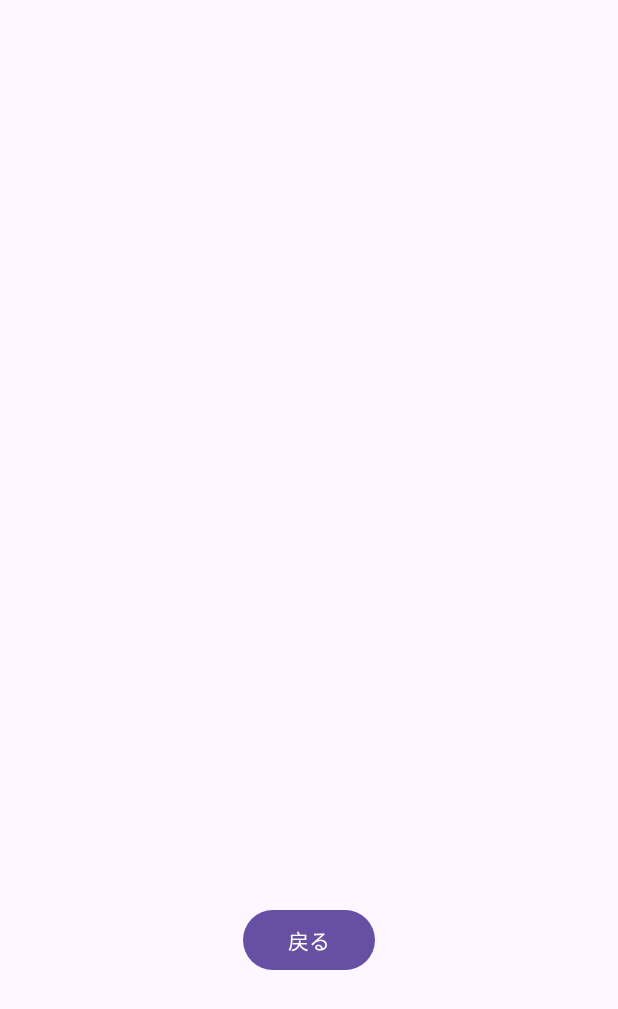
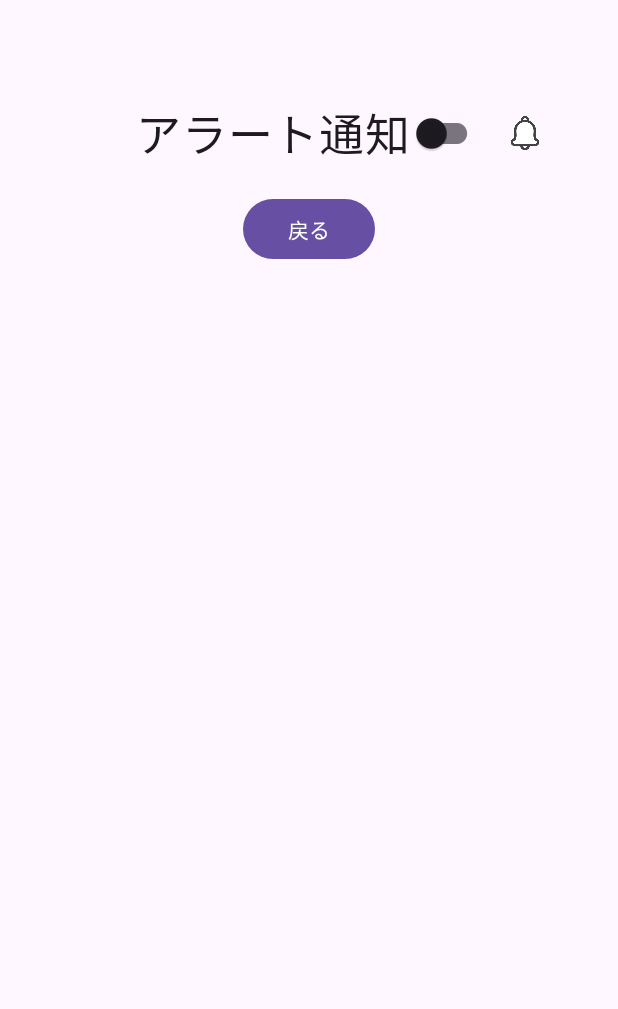
Before and after one commit to YutoFuse/CalendarApp, an Android app: the ConfigMenu screen opened directly, with no data from a screen before it, on a phone screen of 412 x 824 dp. Shown: the top 1009 px of the screen. Run offline under Robolectric (Android 15) with nearby library versions, the phone set to English and light mode, and no system bars.

Commit message:
feat: アラート通知用トグル追加

```diff
--- a/app/src/main/java/com/example/calendarapp/ConfigMenu.java
+++ b/app/src/main/java/com/example/calendarapp/ConfigMenu.java
@@ -9,6 +9,9 @@ import androidx.core.view.ViewCompat;
 import androidx.core.view.WindowInsetsCompat;
 
 import android.widget.TextView;
+import android.widget.ImageView;
+import android.view.View;
+import com.google.android.material.switchmaterial.SwitchMaterial;
 
 public class ConfigMenu extends AppCompatActivity {
 
@@ -28,6 +31,19 @@ public class ConfigMenu extends AppCompatActivity {
         String selectedDate = getIntent().getStringExtra("selectedDate");
         dateTextView.setText(selectedDate);
 
+        SwitchMaterial switchMaterial = findViewById(R.id.material_switch);
+        ImageView alertIcon = findViewById(R.id.alertIcon);
+
+        switchMaterial.setOnCheckedChangeListener((buttonView, isChecked) -> {
+            if (isChecked) {
+                alertIcon.setImageResource(R.drawable.ic_alert);
+                alertIcon.setVisibility(View.VISIBLE);
+            } else {
+                alertIcon.setImageResource(R.drawable.ic_alert_close);
+                alertIcon.setVisibility(View.VISIBLE);
+            }
+        });
+
         // 戻るボタン
         findViewById(R.id.backButton).setOnClickListener(v -> finish());
     }
--- a/app/src/main/res/layout/activity_config_menu.xml
+++ b/app/src/main/res/layout/activity_config_menu.xml
@@ -15,16 +15,38 @@
         app:layout_constraintTop_toTopOf="parent"
         app:layout_constraintStart_toStartOf="parent"
         app:layout_constraintEnd_toEndOf="parent"
-        app:layout_constraintBottom_toBottomOf="parent"/>
+        android:layout_marginTop="16dp"/>
+
+    <com.google.android.material.switchmaterial.SwitchMaterial
+        android:id="@+id/material_switch"
+        android:layout_width="wrap_content"
+        android:layout_height="wrap_content"
+        android:text="アラート通知"
+        android:textSize="30sp"
+        app:layout_constraintTop_toBottomOf="@id/dateTextView"
+        app:layout_constraintStart_toStartOf="parent"
+        app:layout_constraintEnd_toEndOf="parent"
+        android:layout_marginTop="16dp"/>
+
+    <ImageView
+        android:id="@+id/alertIcon"
+        android:layout_width="40dp"
+        android:layout_height="40dp"
+        android:src="@drawable/ic_alert_close"
+        android:visibility="visible"
+        app:layout_constraintTop_toTopOf="@id/material_switch"
+        app:layout_constraintBottom_toBottomOf="@id/material_switch"
+        app:layout_constraintStart_toEndOf="@id/material_switch"
+        android:layout_marginStart="8dp"/>
 
     <Button
         android:id="@+id/backButton"
         android:layout_width="wrap_content"
         android:layout_height="wrap_content"
         android:text="戻る"
-        app:layout_constraintTop_toBottomOf="@+id/dateTextView"
+        app:layout_constraintTop_toBottomOf="@id/material_switch"
         app:layout_constraintStart_toStartOf="parent"
         app:layout_constraintEnd_toEndOf="parent"
-        app:layout_constraintBottom_toBottomOf="parent"/>
+        android:layout_marginTop="16dp"/>
 
 </androidx.constraintlayout.widget.ConstraintLayout>
```
Also changed, not shown: app/src/main/res/drawable/ic_alert.png (added), app/src/main/res/drawable/ic_alert_close.png (added).
